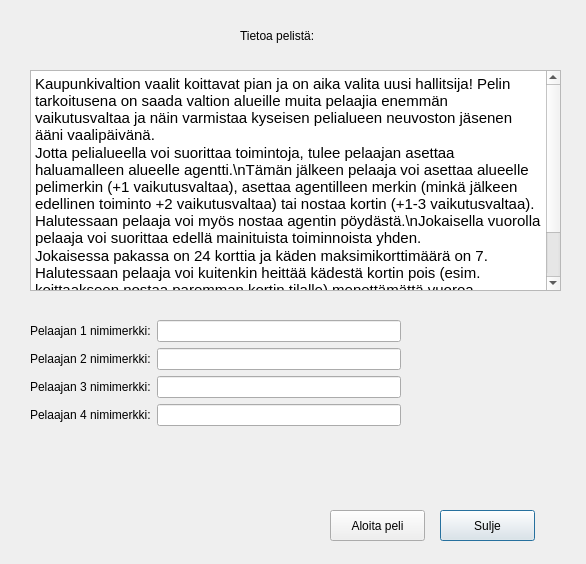
First picture: the form in ElectionGame/Student/setupwindow.ui, repository elguitar/los-horos, before the edit.
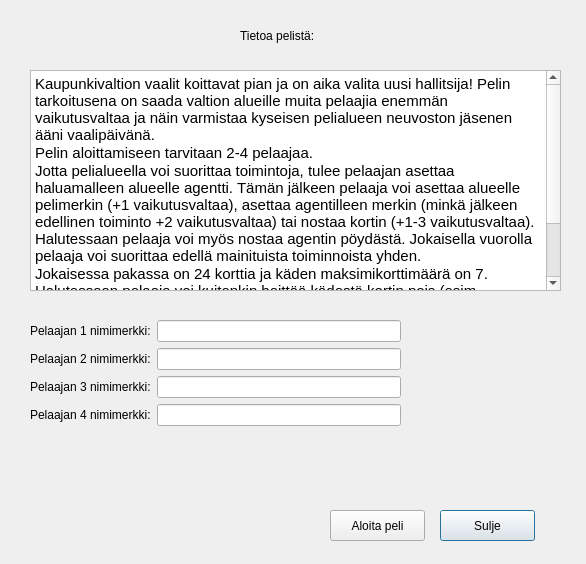
Second picture: the form after the edit.

Commit message: =Dokkari päivitetty. Setupwindow päivitetty

```diff
--- a/ElectionGame/Student/setupwindow.ui
+++ b/ElectionGame/Student/setupwindow.ui
@@ -67,7 +67,8 @@
 p, li { white-space: pre-wrap; }
 &lt;/style&gt;&lt;/head&gt;&lt;body style=&quot; font-family:'Cantarell'; font-size:11pt; font-weight:400; font-style:normal;&quot;&gt;
 &lt;p style=&quot; margin-top:0px; margin-bottom:0px; margin-left:0px; margin-right:0px; -qt-block-indent:0; text-indent:0px;&quot;&gt;Kaupunkivaltion vaalit koittavat pian ja on aika valita uusi hallitsija! Pelin tarkoitusena on saada valtion alueille muita pelaajia enemmän vaikutusvaltaa ja näin varmistaa kyseisen pelialueen neuvoston jäsenen ääni vaalipäivänä.&lt;/p&gt;
-&lt;p style=&quot; margin-top:0px; margin-bottom:0px; margin-left:0px; margin-right:0px; -qt-block-indent:0; text-indent:0px;&quot;&gt;Jotta pelialueella voi suorittaa toimintoja, tulee pelaajan asettaa haluamalleen alueelle agentti.\nTämän jälkeen pelaaja voi asettaa alueelle pelimerkin (+1 vaikutusvaltaa), asettaa agentilleen merkin (minkä jälkeen edellinen toiminto +2 vaikutusvaltaa) tai nostaa kortin (+1-3 vaikutusvaltaa). Halutessaan pelaaja voi myös nostaa agentin pöydästä.\nJokaisella vuorolla pelaaja voi suorittaa edellä mainituista toiminnoista yhden. &lt;/p&gt;
+&lt;p style=&quot; margin-top:0px; margin-bottom:0px; margin-left:0px; margin-right:0px; -qt-block-indent:0; text-indent:0px;&quot;&gt;Pelin aloittamiseen tarvitaan 2-4 pelaajaa.&lt;/p&gt;
+&lt;p style=&quot; margin-top:0px; margin-bottom:0px; margin-left:0px; margin-right:0px; -qt-block-indent:0; text-indent:0px;&quot;&gt;Jotta pelialueella voi suorittaa toimintoja, tulee pelaajan asettaa haluamalleen alueelle agentti. Tämän jälkeen pelaaja voi asettaa alueelle pelimerkin (+1 vaikutusvaltaa), asettaa agentilleen merkin (minkä jälkeen edellinen toiminto +2 vaikutusvaltaa) tai nostaa kortin (+1-3 vaikutusvaltaa). Halutessaan pelaaja voi myös nostaa agentin pöydästä. Jokaisella vuorolla pelaaja voi suorittaa edellä mainituista toiminnoista yhden. &lt;/p&gt;
 &lt;p style=&quot; margin-top:0px; margin-bottom:0px; margin-left:0px; margin-right:0px; -qt-block-indent:0; text-indent:0px;&quot;&gt;Jokaisessa pakassa on 24 korttia ja käden maksimikorttimäärä on 7. Halutessaan pelaaja voi kuitenkin heittää kädestä kortin pois (esim. koittaakseen nostaa paremman kortin tilalle) menettämättä vuoroa. Agenttikortteja ei voi heittää pois.&lt;/p&gt;
 &lt;p style=&quot; margin-top:0px; margin-bottom:0px; margin-left:0px; margin-right:0px; -qt-block-indent:0; text-indent:0px;&quot;&gt;Kun vuorot on käytetty loppuun, lasketaan jokaiselle alueelle voittaja. Tasatilanteessa suurimman kokonaisvaikutusvallan omaava pelaaja voittaa.&lt;/p&gt;&lt;/body&gt;&lt;/html&gt;</string>
    </property>
```
The commit also changes 1 other file.
